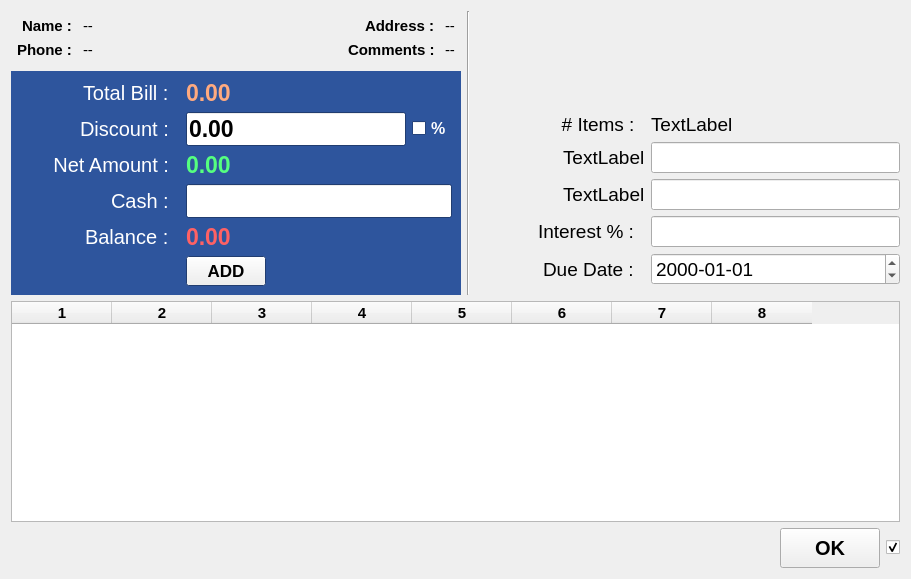
This is estorecpp/multiplepayment.ui in Watti/estorecpp as Qt 5 draws it before an edit. The edited form follows.
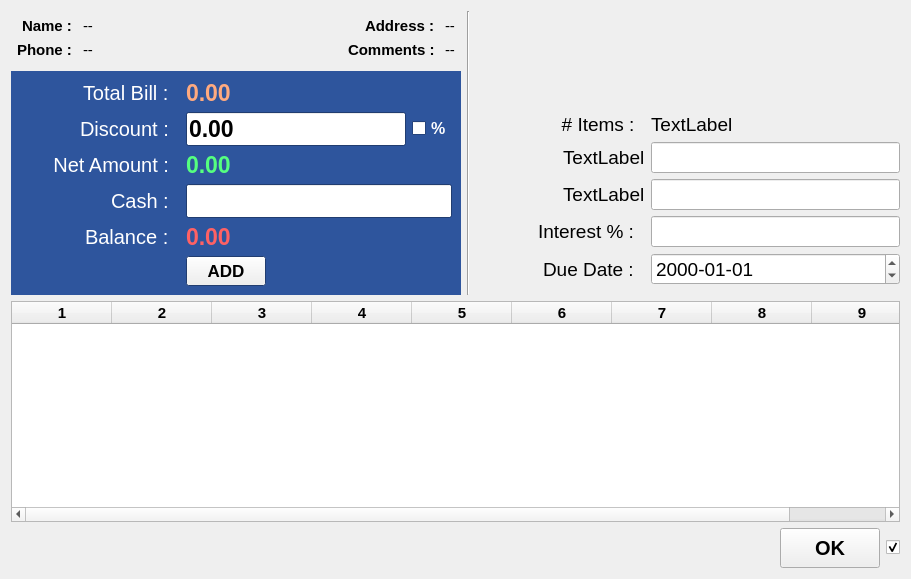
This is the edited form. Icons and pictures are not drawn.

Diff of the .ui file:
```diff
--- a/estorecpp/multiplepayment.ui
+++ b/estorecpp/multiplepayment.ui
@@ -1456,7 +1456,7 @@
         </font>
        </property>
        <property name="columnCount">
-        <number>8</number>
+        <number>9</number>
        </property>
        <column/>
        <column/>
@@ -1466,6 +1466,7 @@
        <column/>
        <column/>
        <column/>
+       <column/>
       </widget>
      </item>
      <item>
```
